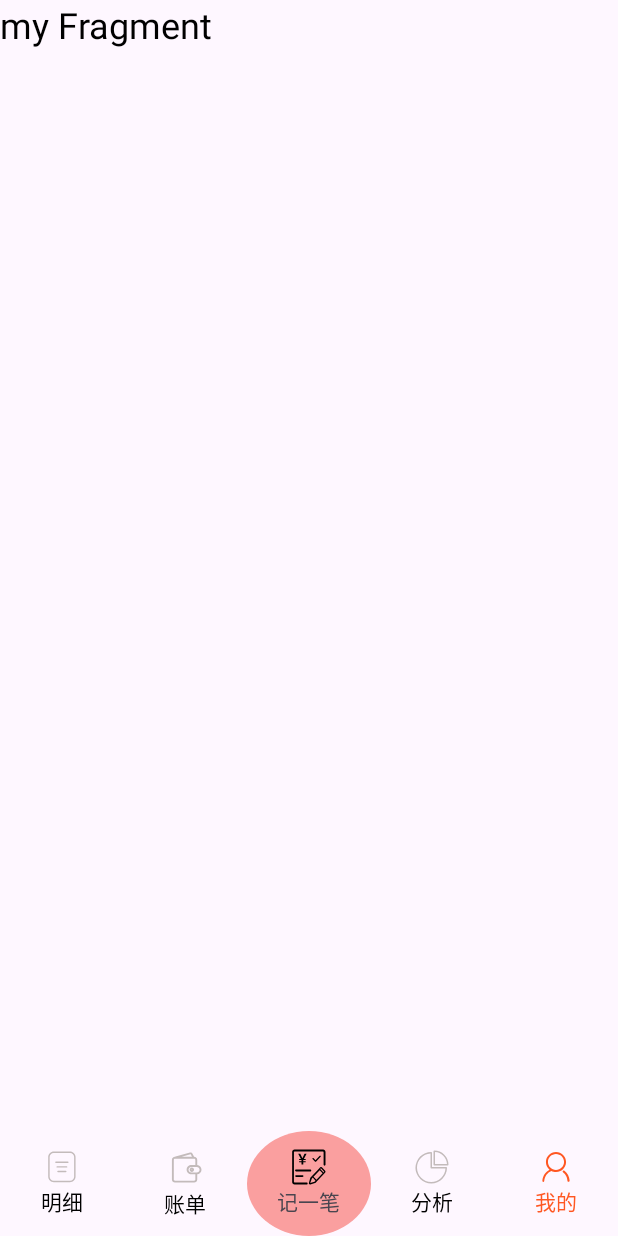
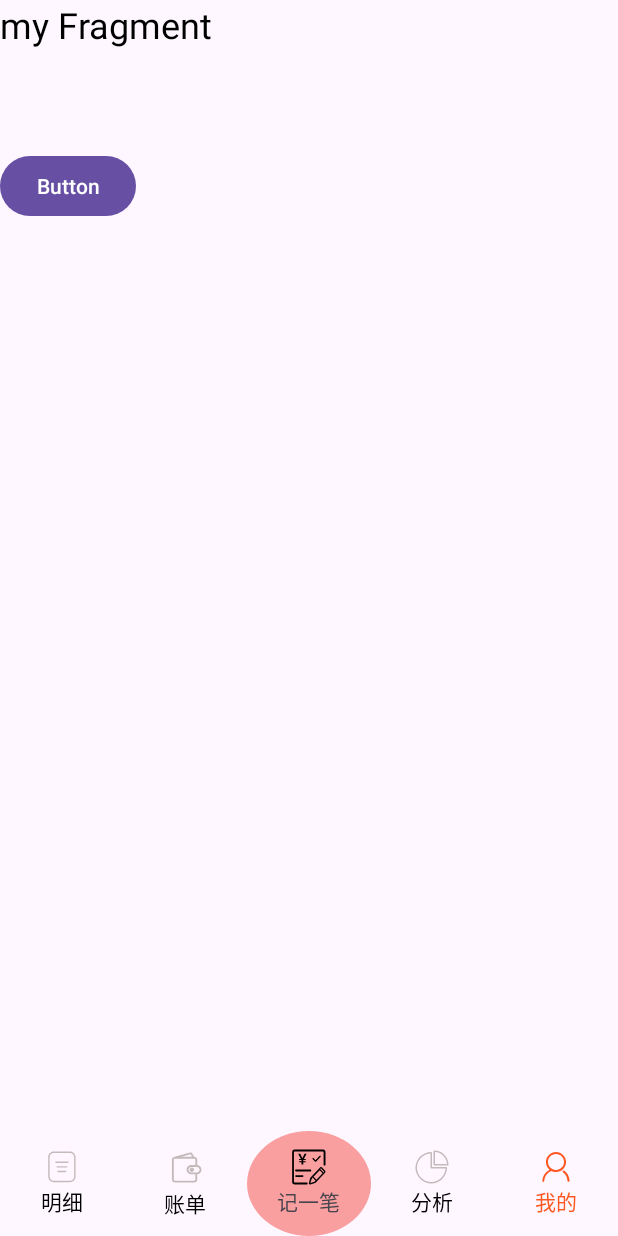
Before and after one commit to DMUGZT/Android_main, an Android app: the screen it shows after launch (MainActivity), after a tap on "我的", on a phone screen of 412 x 824 dp. Run offline under Robolectric (Android 15) with nearby library versions, the phone set to English and light mode, and no system bars.

Commit message:
添加记一笔框架

```diff
--- a/app/src/main/AndroidManifest.xml
+++ b/app/src/main/AndroidManifest.xml
@@ -37,6 +37,11 @@
             android:exported="true">
 
         </activity>
+        <activity
+            android:name=".RecordActivity"
+            android:exported="true">
+
+        </activity>
 
     </application>
 
--- a/app/src/main/java/com/example/test/MyFragment.java
+++ b/app/src/main/java/com/example/test/MyFragment.java
@@ -1,9 +1,11 @@
 package com.example.test;
 
+import android.content.Intent;
 import android.os.Bundle;
 import android.view.LayoutInflater;
 import android.view.View;
 import android.view.ViewGroup;
+import android.widget.Button;
 
 import androidx.fragment.app.Fragment;
 
@@ -22,6 +24,8 @@ public class MyFragment extends Fragment {
     // TODO: Rename and change types of parameters
     private String mParam1;
     private String mParam2;
+
+    private Button button;
 
     public MyFragment() {
         // Required empty public constructor
@@ -58,6 +62,16 @@ public class MyFragment extends Fragment {
     public View onCreateView(LayoutInflater inflater, ViewGroup container,
                              Bundle savedInstanceState) {
         // Inflate the layout for this fragment
-        return inflater.inflate(R.layout.fragment_my, container, false);
+        View view = inflater.inflate(R.layout.fragment_my, container, false); // 获取布局视图对象
+        button = view.findViewById(R.id.tologinbutton);
+        button.setOnClickListener(new View.OnClickListener() {
+            @Override
+            public void onClick(View v) {
+                Intent intent = new Intent(getActivity(),LoginActivity.class);
+                startActivity(intent);
+            }
+        });
+
+        return view;
     }
 }
--- a/app/src/main/res/layout/activity_login.xml
+++ b/app/src/main/res/layout/activity_login.xml
@@ -23,9 +23,10 @@
         android:id="@+id/logoImageView"
         android:layout_width="100dp"
         android:layout_height="100dp"
-        android:src="@drawable/ic_logo"
         android:layout_marginTop="20dp"
-        android:contentDescription="Logo" />
+        android:contentDescription="Logo"
+        android:src="@drawable/ic_logo" />
+
     <EditText
         android:id="@+id/usernameEditText"
         android:layout_width="match_parent"
--- a/app/src/main/res/layout/fragment_my.xml
+++ b/app/src/main/res/layout/fragment_my.xml
@@ -13,4 +13,11 @@
         android:textSize="24sp"
         android:textColor="@android:color/black" />
 
+    <Button
+        android:id="@+id/tologinbutton"
+        android:layout_marginTop="100dp"
+        android:layout_width="wrap_content"
+        android:layout_height="wrap_content"
+        android:text="Button" />
+
 </FrameLayout>
```
Also changed, not shown: app/src/main/java/com/example/test/LoginActivity.java (+2 -1 lines), app/src/main/java/com/example/test/MainActivity.java (+8 -0 lines), app/src/main/java/com/example/test/RecordActivity.java (added, +13 -0 lines), app/src/main/java/com/example/test/RegisterActivity.java (+2 -1 lines), app/src/main/res/layout/activity_record.xml (added, +21 -0 lines).
